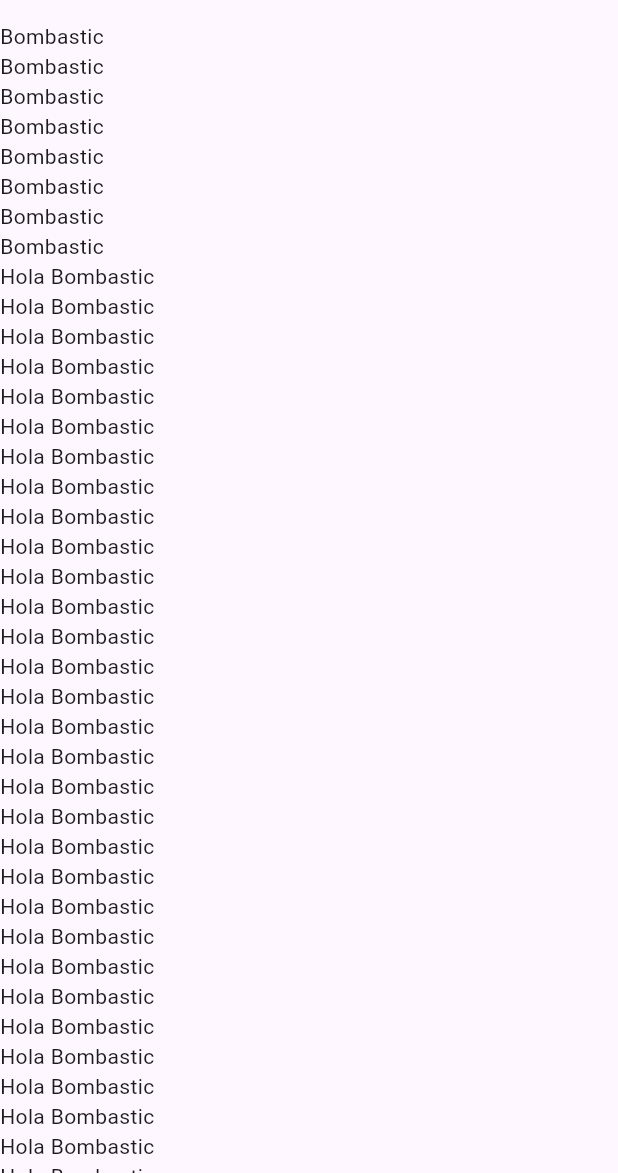
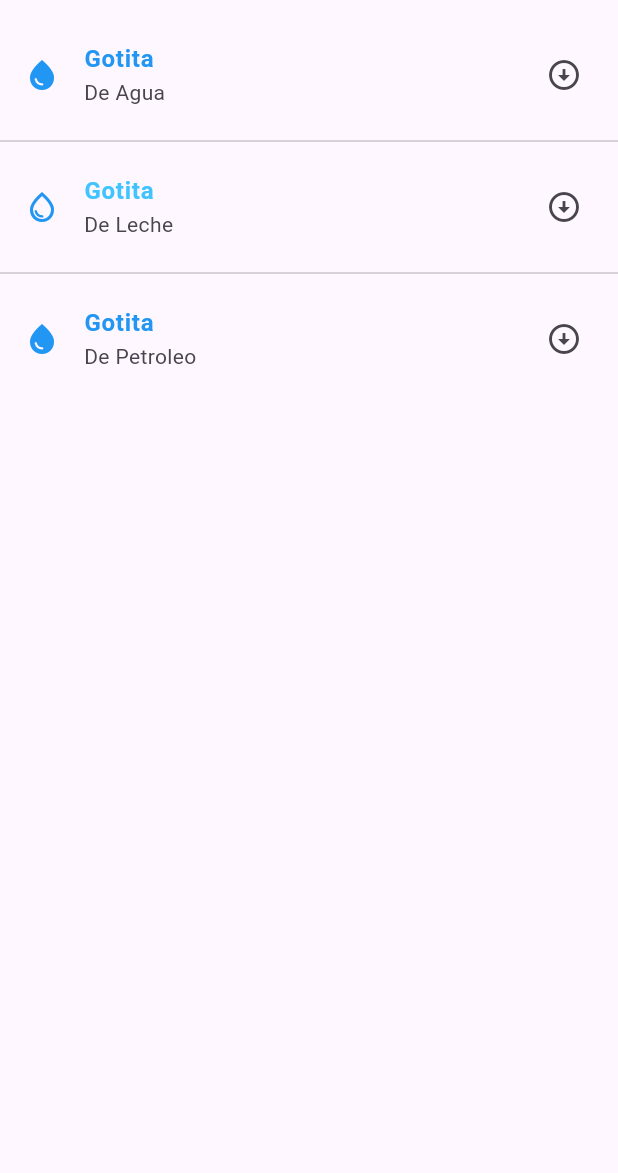
Before and after one commit to juandelcar/componentes_flutter, a Flutter app: the screen it shows after launch, on a phone screen of 412 x 824 dp, the part 63-1236 px from its top. Run offline on Flutter 3.47's test engine with Material 3 defaults, Android fonts, the phone set to English and light mode, and no system bars.

Commit message:
Adding ListTile to the ListView

```diff
--- a/lib/home_screen.dart
+++ b/lib/home_screen.dart
@@ -11,188 +11,35 @@ class HomeScreen extends StatelessWidget {
       ),
         body: ListView(
           children: const[
-              Text('Bombastic'),
-              Text('Bombastic'),
-              Text('Bombastic'),
-              Text('Bombastic'),
-              Text('Bombastic'),
-              Text('Bombastic'),
-              Text('Bombastic'),
-              Text('Bombastic'),
-              Text('Hola Bombastic'),
-              Text('Hola Bombastic'),
-              Text('Hola Bombastic'),
-              Text('Hola Bombastic'),
-              Text('Hola Bombastic'),
-              Text('Hola Bombastic'),
-              Text('Hola Bombastic'),
-              Text('Hola Bombastic'),
-              Text('Hola Bombastic'),
-              Text('Hola Bombastic'),
-              Text('Hola Bombastic'),
-              Text('Hola Bombastic'),
-              Text('Hola Bombastic'),
-              Text('Hola Bombastic'),
-              Text('Hola Bombastic'),
-              Text('Hola Bombastic'),
-              Text('Hola Bombastic'),
-              Text('Hola Bombastic'),
-              Text('Hola Bombastic'),
-              Text('Hola Bombastic'),
-              Text('Hola Bombastic'),
-              Text('Hola Bombastic'),
-              Text('Hola Bombastic'),
-              Text('Hola Bombastic'),
-              Text('Hola Bombastic'),
-              Text('Hola Bombastic'),
-              Text('Hola Bombastic'),
-              Text('Hola Bombastic'),
-              Text('Hola Bombastic'),
-              Text('Hola Bombastic'),
-              Text('Hola Bombastic'),
-              Text('Hola Bombastic'),
-              Text('Hola Bombastic'),
-              Text('Hola Bombastic'),
-              Text('Hola Bombastic'),
-              Text('Hola Bombastic'),
-              Text('Hola Bombastic'),
-              Text('Hola Bombastic'),
-              Text('Hola Bombastic'),
-              Text('Hola Bombastic'),
-              Text('Hola Bombastic'),
-              Text('Hola Bombastic'),
-              Text('Hola Bombastic'),
-              Text('Hola Bombastic'),
-              Text('Hola Bombastic'),
-              Text('Hola Bombastic'),
-              Text('Hola Bombastic'),
-              Text('Hola Bombastic'),
-              Text('Hola Bombastic'),
-              Text('Hola Bombastic'),
-              Text('Hola Bombastic'),
-              Text('Hola Bombastic'),
-              Text('Hola Bombastic'),
-              Text('Hola Bombastic'),
-              Text('Hola Bombastic'),
-              Text('Hola Bombastic'),
-              Text('Hola Bombastic'),
-              Text('Hola Bombastic'),
-              Text('Hola Bombastic'),
-              Text('Hola Bombastic'),
-              Text('Hola Bombastic'),
-              Text('Hola Bombastic'),
-              Text('Hola Bombastic'),
-              Text('Hola Bombastic'),
-              Text('Hola Bombastic'),
-              Text('Hola Bombastic'),
-              Text('Hola Bombastic'),
-              Text('Hola Bombastic'),
-              Text('Hola Bombastic'),
-              Text('Hola Bombastic'),
-              Text('Hola Bombastic'),
-              Text('Hola Bombastic'),
-              Text('Bombastic'),
-              Text('Bombastic'),
-              Text('Bombastic'),
-              Text('Bombastic'),
-              Text('Bombastic'),
-              Text('Bombastic'),
-              Text('Bombastic'),
-              Text('Bombastic'),
-              Text('Bombastic'),
-              Text('Bombastic'),
-              Text('Bombastic'),
-              Text('Bombastic'),
-              Text('Bombastic'),
-              Text('Bombastic'),
-              Text('Bombastic'),
-              Text('Bombastic'),
-              Text('Bombastic'),
-              Text('Bombastic'),
-              Text('Bombastic'),
-              Text('Bombastic'),
-              Text('Bombastic'),
-              Text('Bombastic'),
-              Text('Bombastic'),
-              Text('Bombastic'),
-              Text('Bombastic'),
-              Text('Bombastic'),
-              Text('Bombastic'),
-              Text('Bombastic'),
-              Text('Bombastic'),
-              Text('Bombastic'),
-              Text('Bombastic'),
-              Text('Bombastic'),
-              Text('Bombastic'),
-              Text('Bombastic'),
-              Text('Bombastic'),
-              Text('Bombastic'),
-              Text('Bombastic'),
-              Text('Bombastic'),
-              Text('Bombastic'),
-              Text('Bombastic'),
-              Text('Bombastic'),
-              Text('Bombastic'),
-              Text('Bombastic'),
-              Text('Bombastic'),
-              Text('Bombastic'),
-              Text('Bombastic'),
-              Text('Bombastic'),
-              Text('Bombastic'),
-              Text('Bombastic'),
-              Text('Bombastic'),
-              Text('Bombastic'),
-              Text('Bombastic'),
-              Text('Bombastic'),
-              Text('Bombastic'),
-              Text('Bombastic'),
-              Text('Bombastic'),
-              Text('Bombastic'),
-              Text('Bombastic'),
-              Text('Bombastic'),
-              Text('Bombastic'),
-              Text('Bombastic'),
-              Text('Bombastic'),
-              Text('Bombastic'),
-              Text('Bombastic'),
-              Text('Bombastic'),
-              Text('Bombastic'),
-              Text('Bombastic'),
-              Text('Bombastic'),
-              Text('Bombastic'),
-              Text('Bombastic'),
-              Text('Bombastic'),
-              Text('Bombastic'),
-              Text('Adios Bombastic'),
-              Text('Adios Bombastic'),
-              Text('Adios Bombastic'),
-              Text('Adios Bombastic'),
-              Text('Adios Bombastic'),
-              Text('Adios Bombastic'),
-              Text('Adios Bombastic'),
-              Text('Adios Bombastic'),
-              Text('Adios Bombastic'),
-              Text('Adios Bombastic'),
-              Text('Adios Bombastic'),
-              Text('Adios Bombastic'),
-              Text('Adios Bombastic'),
-              Text('Adios Bombastic'),
-              Text('Adios Bombastic'),
-              Text('Adios Bombastic'),
-              Text('Adios Bombastic'),
-              Text('Adios Bombastic'),
-              Text('Adios Bombastic'),
-              Text('Adios Bombastic'),
-              Text('Adios Bombastic'),
-              Text('Adios Bombastic'),
-              Text('Adios Bombastic'),
-              Text('Adios Bombastic'),
-              Text('Adios Bombastic'),
-              Text('Adios Bombastic'),
-              Text('Adios Bombastic'),
-              Text('Adios Bombastic'),
-              Text('Adios Bombastic'),
-              Text('Adios Bombastic'),
+              ListTile(
+                leading: Icon(Icons.water_drop, color: Colors.blue,),
+                  title:Text('Gotita',
+                style: TextStyle(color: Colors.blue,
+                fontWeight:FontWeight.bold),
+                ),
+                subtitle: Text('De Agua'),
+                trailing: Icon(Icons.arrow_circle_down),
+              ),
+              Divider(),
+              ListTile(
+                leading: Icon(Icons.water_drop_outlined, color: Colors.blue,),
+                title:Text('Gotita',
+                style: TextStyle(color: Colors.lightBlueAccent,
+                fontWeight:FontWeight.bold),
+                ),
+                subtitle: Text('De Leche'),
+                trailing: Icon(Icons.arrow_circle_down),
+              ),
+              Divider(),
+              ListTile(
+                leading: Icon(Icons.water_drop, color: Colors.blue,),
+                  title:Text('Gotita',
+                style: TextStyle(color: Colors.blue,
+                fontWeight:FontWeight.bold),
+                ),
+                subtitle: Text('De Petroleo'),
+                trailing: Icon(Icons.arrow_circle_down),
+              )
           ]
         ),
       );
```
